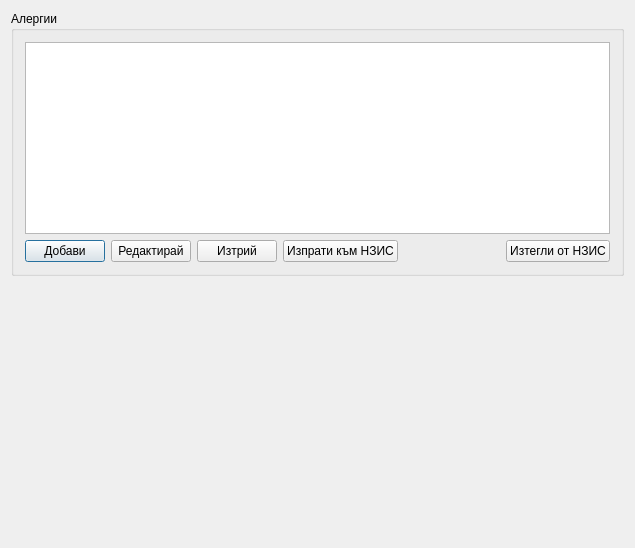
Before: the Qt Designer form src/View/Widgets/MedicalStatusDialog.ui in thefinalcutbg/DinoDent, drawn with Qt 5.
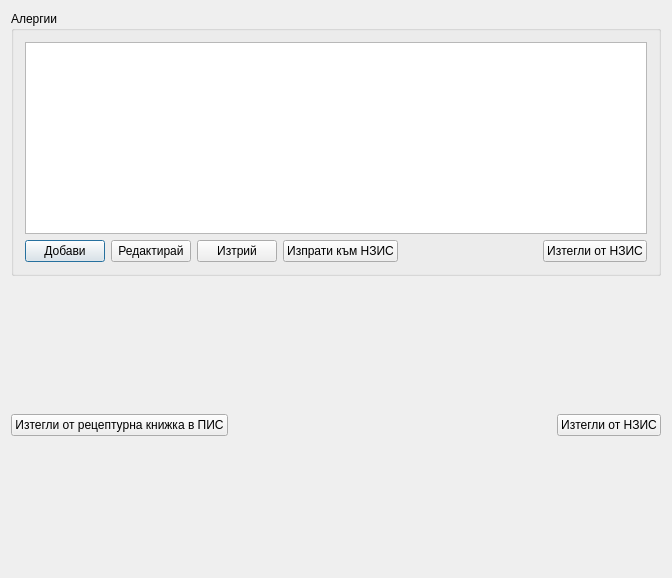
After: the same form once the commit is applied. Custom widgets are drawn as their Qt base class.

Commit message: Fetch clinical condition from HIS added. New nhif codes. Browser QSpacer resize added.

```diff
--- a/src/View/Widgets/MedicalStatusDialog.ui
+++ b/src/View/Widgets/MedicalStatusDialog.ui
@@ -6,8 +6,8 @@
    <rect>
     <x>0</x>
     <y>0</y>
-    <width>635</width>
-    <height>548</height>
+    <width>672</width>
+    <height>578</height>
    </rect>
   </property>
   <property name="windowTitle">
@@ -88,6 +88,40 @@
      </property>
     </widget>
    </item>
+   <item>
+    <layout class="QHBoxLayout" name="horizontalLayout">
+     <property name="topMargin">
+      <number>0</number>
+     </property>
+     <item>
+      <widget class="QPushButton" name="pisConditionButton">
+       <property name="text">
+        <string>Изтегли от рецептурна книжка в ПИС</string>
+       </property>
+      </widget>
+     </item>
+     <item>
+      <spacer name="horizontalSpacer">
+       <property name="orientation">
+        <enum>Qt::Horizontal</enum>
+       </property>
+       <property name="sizeHint" stdset="0">
+        <size>
+         <width>40</width>
+         <height>20</height>
+        </size>
+       </property>
+      </spacer>
+     </item>
+     <item>
+      <widget class="QPushButton" name="hisConditionButton">
+       <property name="text">
+        <string>Изтегли от НЗИС</string>
+       </property>
+      </widget>
+     </item>
+    </layout>
+   </item>
    <item>
     <widget class="MedicalStatusWidget" name="pastWidget" native="true">
      <property name="sizePolicy">
```
The commit also changes 21 other files.
